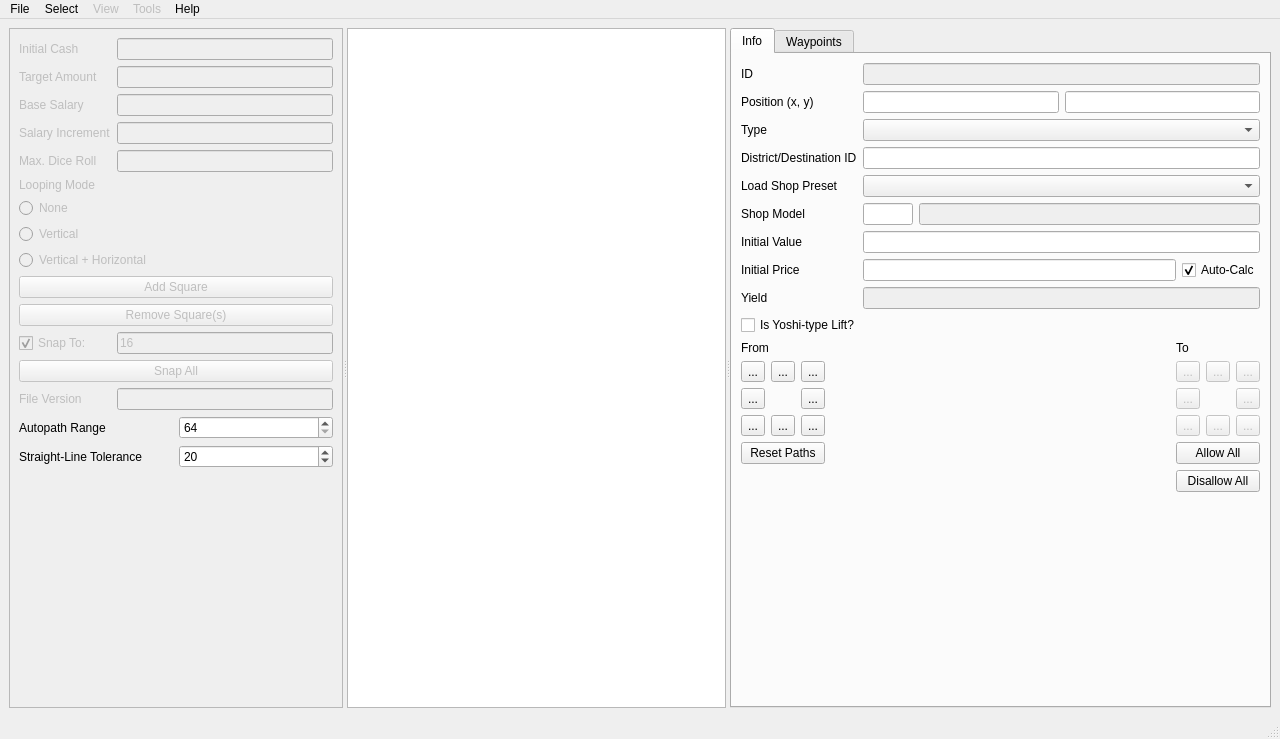
The window that mainwindow.ui (FortuneStreetModding/fortune-avenue-qt) describes before a commit, drawn with Qt 5.
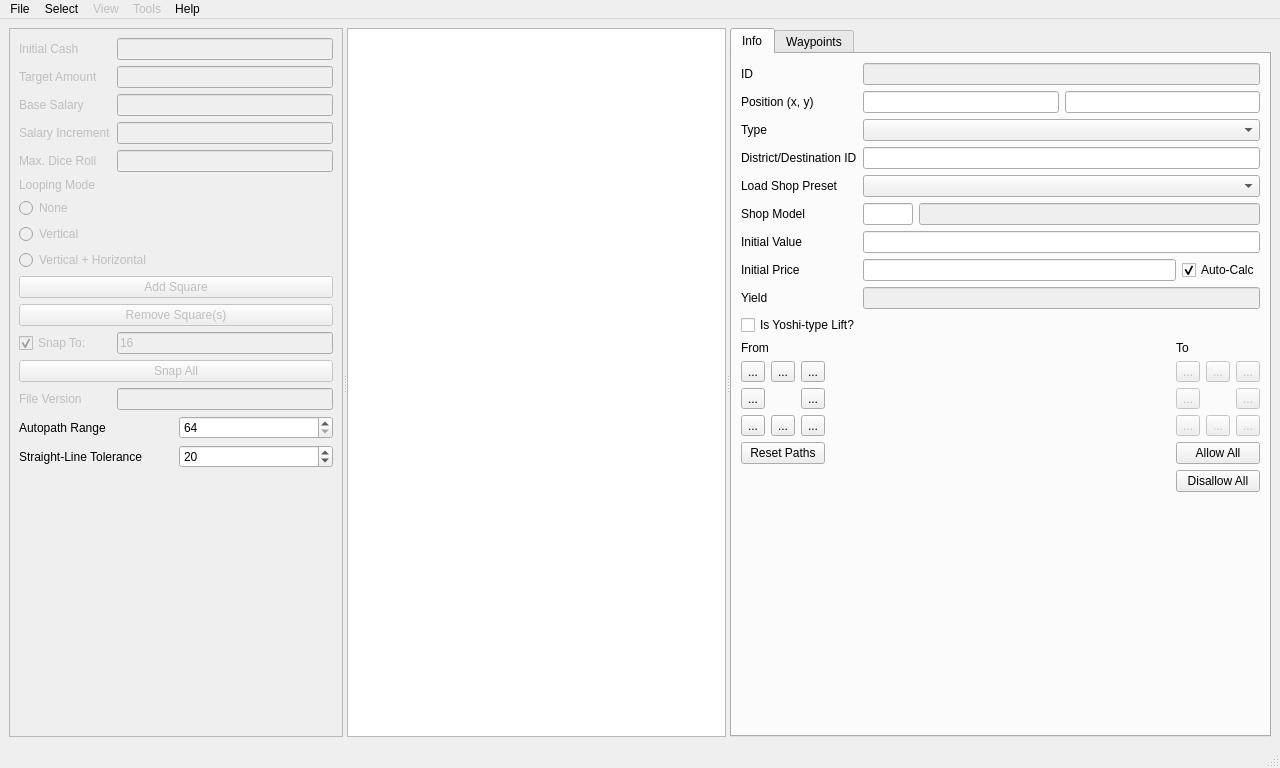
The same window after the commit. Icons and pictures are not drawn.

Patch:
```diff
--- a/mainwindow.ui
+++ b/mainwindow.ui
@@ -7,7 +7,7 @@
     <x>0</x>
     <y>0</y>
     <width>1280</width>
-    <height>739</height>
+    <height>768</height>
    </rect>
   </property>
   <property name="windowTitle">
```
Left out of the diff: 10 changed lines with no effect on the pictures.
